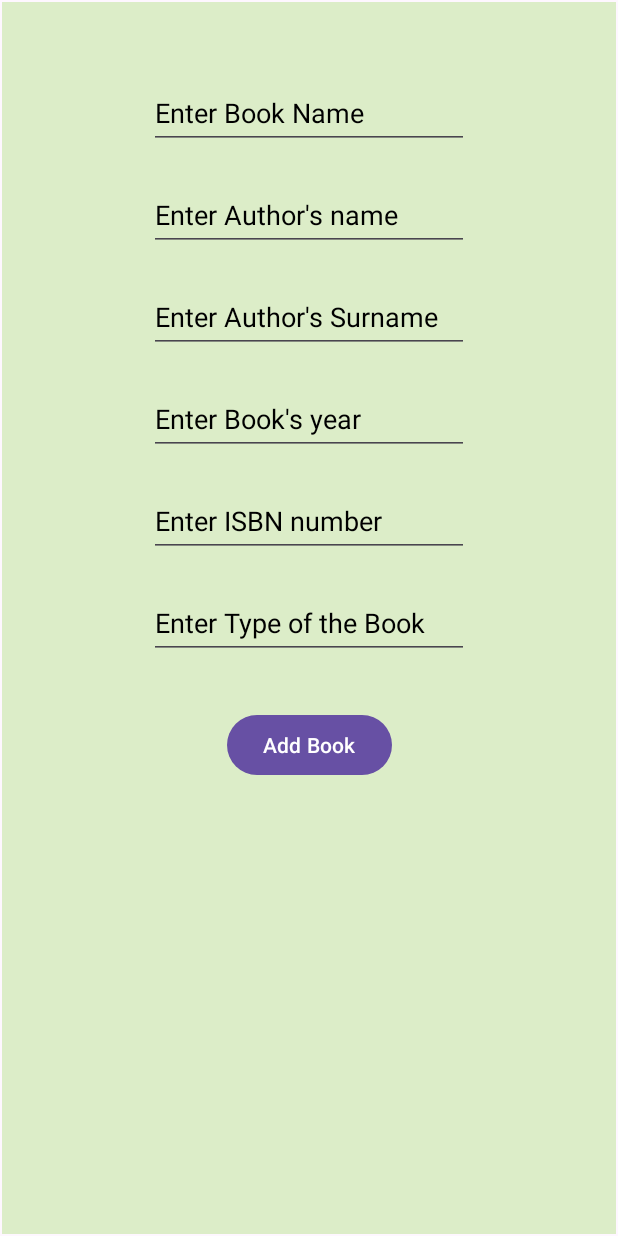
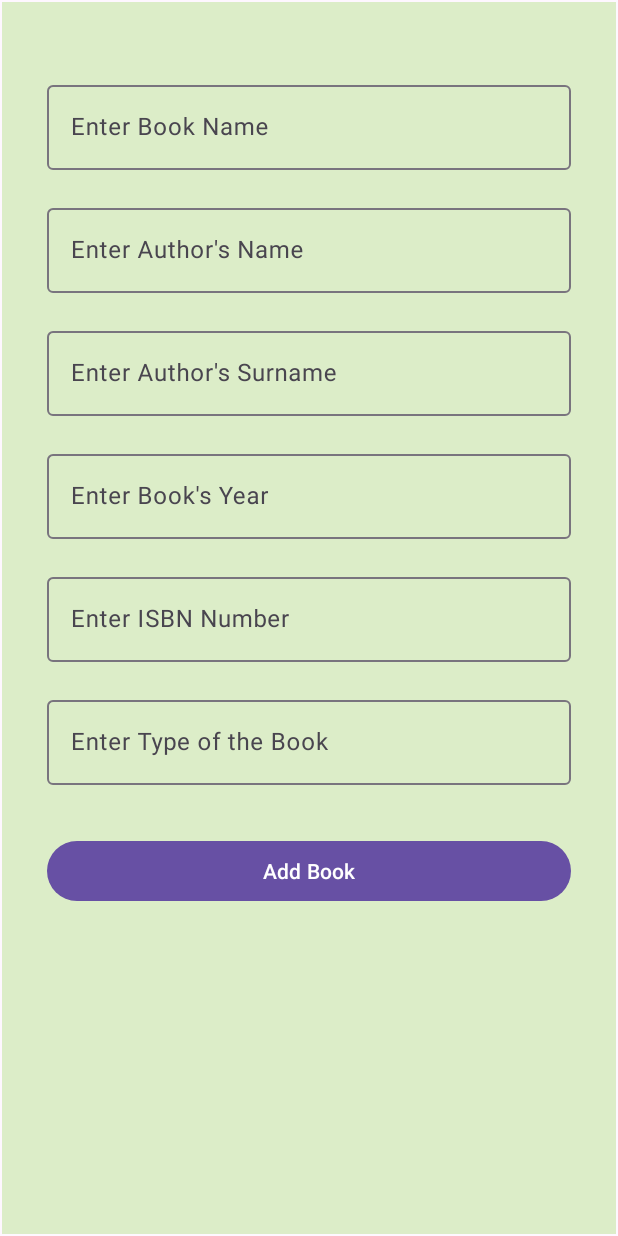
Before and after one commit to Talhakasikci/My-Little-Library, an Android app built with Jetpack Compose: the AddBookFragment screen opened through its navigation route, on a phone screen of 412 x 824 dp. Run offline under Robolectric (Android 15) with nearby library versions, the phone set to English and light mode, and no system bars; our stand-ins replace Room's generated code.

Commit message:
changing layouts as m3

```diff
--- a/MyLittleLibrary/app/src/main/java/com/talhakasikci/mylittlelibrary/view/AddMemberFragment.kt
+++ b/MyLittleLibrary/app/src/main/java/com/talhakasikci/mylittlelibrary/view/AddMemberFragment.kt
@@ -49,7 +49,7 @@ class AddMemberFragment : Fragment() {
 
 
 
-        binding.AddMember.setOnClickListener {
+        binding.addMember.setOnClickListener {
             lifecycleScope.launch(Dispatchers.IO) {
                 try {
                     val memberID = binding.MemberID.text.toString().toLong()
--- a/MyLittleLibrary/app/src/main/res/layout/fragment_add_book.xml
+++ b/MyLittleLibrary/app/src/main/res/layout/fragment_add_book.xml
@@ -1,113 +1,137 @@
 <?xml version="1.0" encoding="utf-8"?>
-
 <androidx.constraintlayout.widget.ConstraintLayout xmlns:android="http://schemas.android.com/apk/res/android"
     xmlns:app="http://schemas.android.com/apk/res-auto"
     xmlns:tools="http://schemas.android.com/tools"
     android:id="@+id/main"
     android:layout_width="match_parent"
     android:layout_height="match_parent"
+    android:background="@color/lightGreen0"
     tools:context=".view.AddBook"
-    android:background="@color/lightGreen0">
+    android:paddingStart="30dp"
+    android:paddingEnd="30dp"
+    >
 
-<EditText
+    <com.google.android.material.textfield.TextInputLayout
+        android:id="@+id/til_book_name"
+        android:layout_width="match_parent"
+        android:layout_height="wrap_content"
+        android:hint="Enter Book Name"
+        app:layout_constraintTop_toTopOf="parent"
+        app:layout_constraintStart_toStartOf="parent"
+        app:layout_constraintEnd_toEndOf="parent"
+        android:layout_marginTop="50dp">
+
+        <com.google.android.material.textfield.TextInputEditText
             android:id="@+id/BookName"
-    android:layout_width="wrap_content"
+            android:layout_width="match_parent"
             android:layout_height="wrap_content"
-    android:layout_marginTop="50dp"
-    android:ems="10"
-    android:hint="Enter Book Name"
             android:textColorHint="@color/black"
             android:textColor="@color/black"
-    android:inputType="text"
-    android:minHeight="48dp"
+            android:inputType="text" />
+    </com.google.android.material.textfield.TextInputLayout>
+
+    <com.google.android.material.textfield.TextInputLayout
+        android:id="@+id/til_author_name"
+        android:layout_width="match_parent"
+        android:layout_height="wrap_content"
+        android:hint="Enter Author's Name"
+        app:layout_constraintTop_toBottomOf="@id/til_book_name"
+        app:layout_constraintStart_toStartOf="parent"
         app:layout_constraintEnd_toEndOf="parent"
-    app:layout_constraintStart_toStartOf="parent"
-    app:layout_constraintTop_toTopOf="parent" />
+        android:layout_marginTop="20dp">
 
-<EditText
+        <com.google.android.material.textfield.TextInputEditText
             android:id="@+id/AuthorName"
-    android:layout_width="wrap_content"
+            android:layout_width="match_parent"
             android:layout_height="wrap_content"
-    android:layout_marginTop="20dp"
-    android:ems="10"
-    android:hint="Enter Author's name"
             android:textColorHint="@color/black"
             android:textColor="@color/black"
-    android:inputType="text"
-    android:minHeight="48dp"
-    app:layout_constraintEnd_toEndOf="@+id/BookName"
-    app:layout_constraintStart_toStartOf="@+id/BookName"
-    app:layout_constraintTop_toBottomOf="@+id/BookName" />
+            android:inputType="text" />
+    </com.google.android.material.textfield.TextInputLayout>
 
-<EditText
+    <com.google.android.material.textfield.TextInputLayout
+        android:id="@+id/til_author_surname"
+        android:layout_width="match_parent"
+        android:layout_height="wrap_content"
+        android:hint="Enter Author's Surname"
+        app:layout_constraintTop_toBottomOf="@id/til_author_name"
+        app:layout_constraintStart_toStartOf="parent"
+        app:layout_constraintEnd_toEndOf="parent"
+        android:layout_marginTop="20dp">
+
+        <com.google.android.material.textfield.TextInputEditText
             android:id="@+id/authorSurname"
-    android:layout_width="wrap_content"
+            android:layout_width="match_parent"
             android:layout_height="wrap_content"
-    android:layout_marginTop="20dp"
-    android:ems="10"
-    android:hint="Enter Author's Surname"
             android:textColorHint="@color/black"
             android:textColor="@color/black"
-    android:inputType="text"
-    android:minHeight="48dp"
-    app:layout_constraintEnd_toEndOf="@+id/AuthorName"
-    app:layout_constraintStart_toStartOf="@+id/AuthorName"
-    app:layout_constraintTop_toBottomOf="@+id/AuthorName" />
+            android:inputType="text" />
+    </com.google.android.material.textfield.TextInputLayout>
 
-<EditText
+    <com.google.android.material.textfield.TextInputLayout
+        android:id="@+id/til_book_year"
+        android:layout_width="match_parent"
+        android:layout_height="wrap_content"
+        android:hint="Enter Book's Year"
+        app:layout_constraintTop_toBottomOf="@id/til_author_surname"
+        app:layout_constraintStart_toStartOf="parent"
+        app:layout_constraintEnd_toEndOf="parent"
+        android:layout_marginTop="20dp">
+
+        <com.google.android.material.textfield.TextInputEditText
             android:id="@+id/BookYear"
-    android:layout_width="wrap_content"
+            android:layout_width="match_parent"
             android:layout_height="wrap_content"
-    android:layout_marginTop="20dp"
-    android:ems="10"
-    android:hint="Enter Book's year"
             android:textColorHint="@color/black"
             android:textColor="@color/black"
-    android:inputType="number"
-    android:minHeight="48dp"
+            android:inputType="number" />
+    </com.google.android.material.textfield.TextInputLayout>
+
+    <com.google.android.material.textfield.TextInputLayout
+        android:id="@+id/til_isbn_number"
+        android:layout_width="match_parent"
+        android:layout_height="wrap_content"
+        android:hint="Enter ISBN Number"
+        app:layout_constraintTop_toBottomOf="@id/til_book_year"
+        app:layout_constraintStart_toStartOf="parent"
         app:layout_constraintEnd_toEndOf="parent"
-    app:layout_constraintStart_toStartOf="parent"
-    app:layout_constraintTop_toBottomOf="@+id/authorSurname" />
+        android:layout_marginTop="20dp">
 
-<EditText
+        <com.google.android.material.textfield.TextInputEditText
             android:id="@+id/ISBNnumber"
-    android:layout_width="wrap_content"
+            android:layout_width="match_parent"
             android:layout_height="wrap_content"
-    android:layout_marginTop="20dp"
-    android:ems="10"
-    android:hint="Enter ISBN number"
             android:textColorHint="@color/black"
             android:textColor="@color/black"
-    android:inputType="number"
-    android:minHeight="48dp"
-    app:layout_constraintEnd_toEndOf="@+id/BookYear"
-    app:layout_constraintStart_toStartOf="@+id/BookYear"
-    app:layout_constraintTop_toBottomOf="@+id/BookYear" />
+            android:inputType="number" />
+    </com.google.android.material.textfield.TextInputLayout>
 
-<EditText
+    <com.google.android.material.textfield.TextInputLayout
+        android:id="@+id/til_book_type"
+        android:layout_width="match_parent"
+        android:layout_height="wrap_content"
+        android:hint="Enter Type of the Book"
+        app:layout_constraintTop_toBottomOf="@id/til_isbn_number"
+        app:layout_constraintStart_toStartOf="parent"
+        app:layout_constraintEnd_toEndOf="parent"
+        android:layout_marginTop="20dp">
+
+        <com.google.android.material.textfield.TextInputEditText
             android:id="@+id/BookType"
-    android:layout_width="wrap_content"
+            android:layout_width="match_parent"
             android:layout_height="wrap_content"
-    android:layout_marginTop="20dp"
-    android:ems="10"
-    android:hint="Enter Type of the Book"
             android:textColorHint="@color/black"
             android:textColor="@color/black"
-    android:inputType="text"
-    android:minHeight="48dp"
-    app:layout_constraintEnd_toEndOf="@+id/ISBNnumber"
-    app:layout_constraintStart_toStartOf="@+id/ISBNnumber"
-    app:layout_constraintTop_toBottomOf="@+id/ISBNnumber"
-    tools:ignore="MissingConstraints" />
+            android:inputType="text" />
+    </com.google.android.material.textfield.TextInputLayout>
 
-<Button
+    <com.google.android.material.button.MaterialButton
         android:id="@+id/addBook"
-    android:layout_width="wrap_content"
+        android:layout_width="match_parent"
         android:layout_height="wrap_content"
-    android:layout_marginTop="33dp"
-    android:onClick="addBook"
         android:text="Add Book"
+        app:layout_constraintTop_toBottomOf="@id/til_book_type"
+        app:layout_constraintStart_toStartOf="parent"
         app:layout_constraintEnd_toEndOf="parent"
-    app:layout_constraintStart_toStartOf="parent"
-    app:layout_constraintTop_toBottomOf="@+id/BookType" />
+        android:layout_marginTop="33dp" />
 </androidx.constraintlayout.widget.ConstraintLayout>
--- a/MyLittleLibrary/app/src/main/res/layout/fragment_books.xml
+++ b/MyLittleLibrary/app/src/main/res/layout/fragment_books.xml
@@ -9,7 +9,7 @@
     android:background="@color/lightGreen0"
     >
 
-    <Button
+    <com.google.android.material.button.MaterialButton
         android:id="@+id/AddBookButton"
         android:layout_width="wrap_content"
         android:layout_height="wrap_content"
--- a/MyLittleLibrary/app/src/main/res/layout/fragment_member_details.xml
+++ b/MyLittleLibrary/app/src/main/res/layout/fragment_member_details.xml
@@ -7,7 +7,7 @@
     tools:context=".view.BookDetailsFragment"
     android:background="@color/lightGreen0">
 
-    <TextView
+    <com.google.android.material.textview.MaterialTextView
         android:id="@+id/memberNameTV"
         android:layout_width="wrap_content"
         android:layout_height="wrap_content"
@@ -20,7 +20,7 @@
         app:layout_constraintStart_toStartOf="parent"
         app:layout_constraintTop_toTopOf="parent" />
 
-    <TextView
+    <com.google.android.material.textview.MaterialTextView
         android:id="@+id/memberIdTV"
         android:layout_width="wrap_content"
         android:layout_height="wrap_content"
@@ -32,7 +32,7 @@
 
 
 
-    <Button
+    <com.google.android.material.button.MaterialButton
         android:id="@+id/DeleteButtonDP"
         android:layout_width="wrap_content"
         android:layout_height="wrap_content"
--- a/MyLittleLibrary/app/src/main/res/layout/fragment_members.xml
+++ b/MyLittleLibrary/app/src/main/res/layout/fragment_members.xml
@@ -8,7 +8,7 @@
     tools:context=".view.MembersFragment"
     android:background="@color/lightGreen0">
 
-    <Button
+    <com.google.android.material.button.MaterialButton
         android:id="@+id/AddMemberButton"
         android:layout_width="wrap_content"
         android:layout_height="wrap_content"
--- a/MyLittleLibrary/app/src/main/res/values/colors.xml
+++ b/MyLittleLibrary/app/src/main/res/values/colors.xml
@@ -7,4 +7,5 @@
     <color name = "lightDeepPurple">#B39DDB</color>
     <color name="lightGreen0">#DCEDC8</color>
     <color name="gri">#EDC8CA</color>
+
 </resources>
```
Also changed, not shown: MyLittleLibrary/app/build.gradle.kts (+12 -8 lines), MyLittleLibrary/app/src/main/res/layout/fragment_add_member.xml (+46 -42 lines), MyLittleLibrary/app/src/main/res/layout/fragment_book_details.xml (+32 -30 lines), MyLittleLibrary/app/src/main/res/layout/fragment_main.xml (+32 -39 lines), MyLittleLibrary/app/src/main/res/layout/fragment_rent.xml (+15 -11 lines), MyLittleLibrary/gradle/libs.versions.toml (+12 -0 lines). Lines whose indentation alone changed are shown as unchanged.
